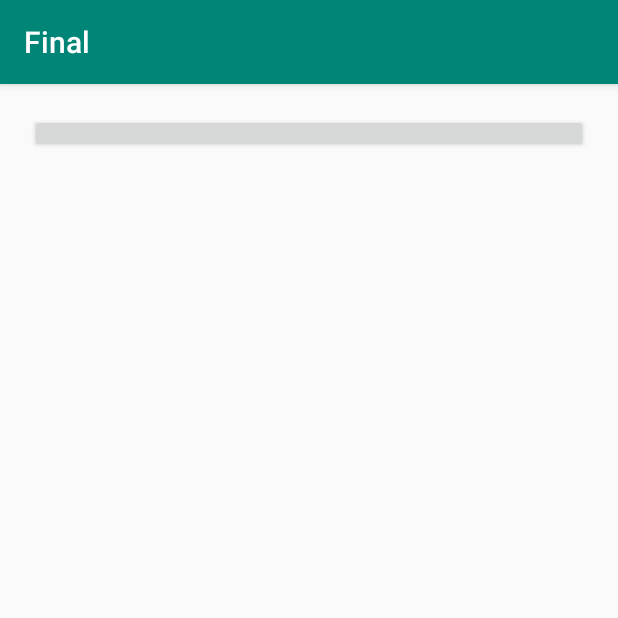
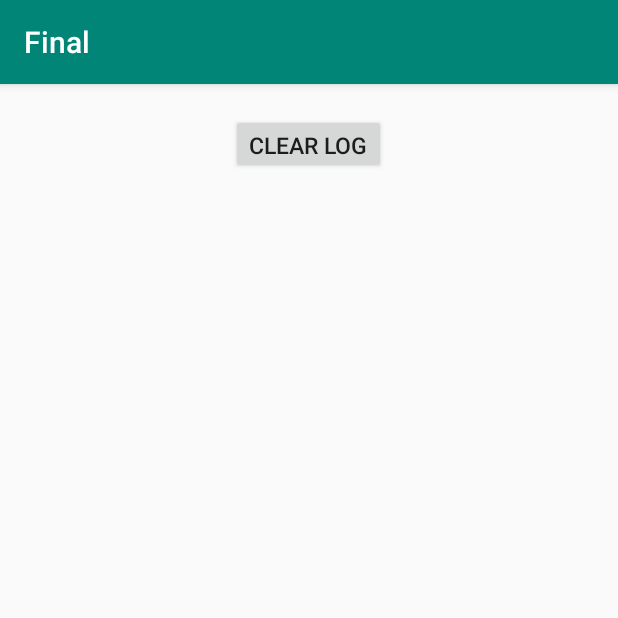
Before and after one commit to Shreyah7/Final, an Android app: the Main2Activity screen opened directly, with no data from a screen before it, on a phone screen of 412 x 824 dp, the top half of it. Run offline under Robolectric (Android 15) with nearby library versions, the light colour scheme and no system bars.

Commit message:
ui edits to log page

```diff
--- a/app/src/main/res/layout/activity_main2.xml
+++ b/app/src/main/res/layout/activity_main2.xml
@@ -10,20 +10,20 @@
 
     <Button
         android:id="@+id/clearButton"
-        android:layout_width="match_parent"
-        android:layout_height="wrap_content"
-        android:layout_weight="1" />
-
-    <TextView
-        android:id="@+id/page2"
         android:layout_width="wrap_content"
-        android:layout_height="wrap_content"
-        android:layout_weight="1" />
+        android:layout_height="80dp"
+        android:layout_gravity="center_horizontal"
+        android:layout_weight="1"
+        android:text="Clear Log"
+        android:textSize="15dp" />
 
     <ListView
         android:id="@+id/Log"
         android:layout_width="match_parent"
         android:layout_height="match_parent"
-        android:layout_weight="1" />
+        android:layout_weight="1"
+        android:layout_marginLeft="20dp"
+        android:layout_marginTop="10dp"
+        android:layout_marginBottom="30dp" />
 
 </LinearLayout>
--- a/app/src/main/res/layout/activity_open_screen.xml
+++ b/app/src/main/res/layout/activity_open_screen.xml
@@ -5,7 +5,7 @@
     android:layout_width="match_parent"
     android:layout_height="match_parent"
     android:orientation="vertical"
-    tools:context=".MainActivity">
+    tools:context=".OpenScreen">
 
     <TextView
         android:id="@+id/page2"
@@ -20,7 +20,8 @@
         android:layout_marginRight="134dp"
         android:layout_weight="1"
         android:text="Welcome!"
-        android:textSize="32dp" />
+        android:textSize="32dp"
+        android:textColor="#F00" />
 
     <Button
         android:id="@+id/start"
```
